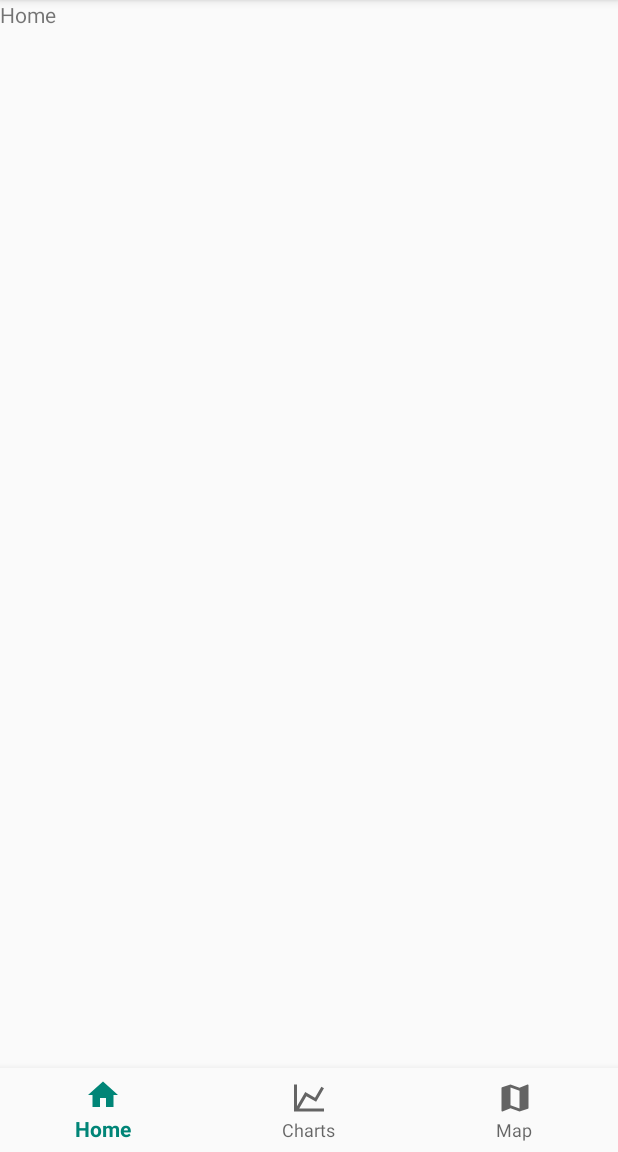
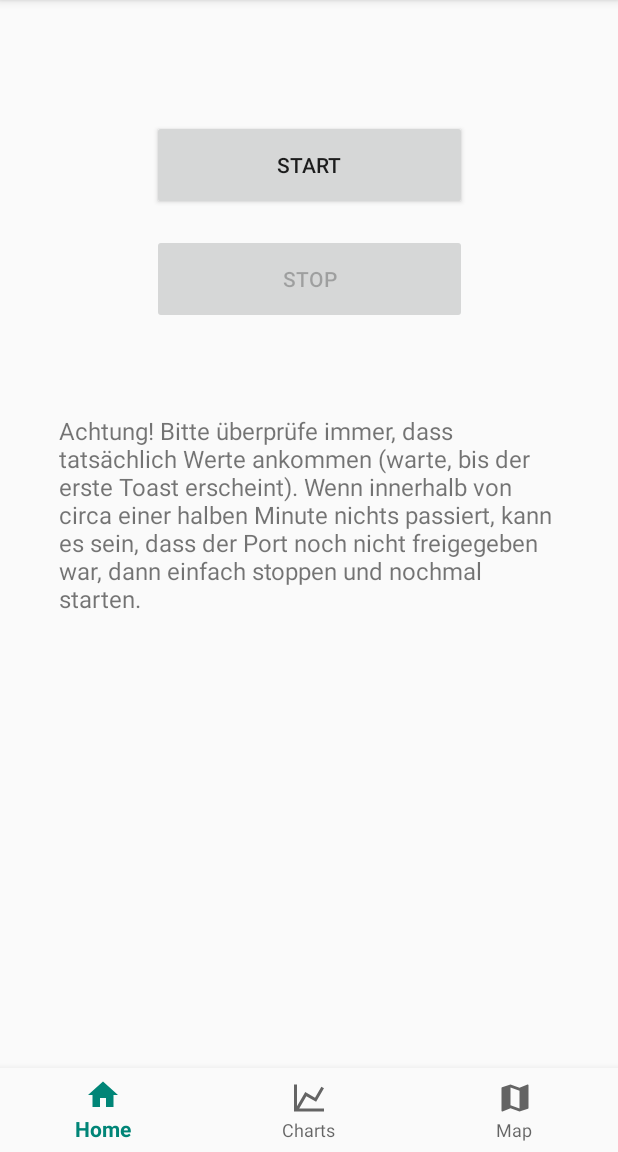
Before and after one commit to thymoze/sonification, an Android app: the screen it shows after launch (MainActivity), on a phone screen of 412 x 824 dp, the part 84-1236 px from its top. Run offline under Robolectric (Android 15) with nearby library versions, the phone set to English and light mode, and no system bars; our stand-ins replace ButterKnife; libraries missing offline, so code that uses them is left out: com.karumi.dexter.

Commit message:
Added start/stop buttons to the home fragment which start and stop a DataSet recording (and start/stop all used services)

```diff
--- a/sonification/app/src/main/java/mupro/hcm/sonification/MainActivity.java
+++ b/sonification/app/src/main/java/mupro/hcm/sonification/MainActivity.java
@@ -63,24 +63,15 @@ public class MainActivity extends AppCompatActivity
 
         switchFragment(HomeFragment.newInstance());
 
-        checkAndStart();
+        checkEverything();
     }
 
-    private void checkAndStart() {
-        if(((LocationManager) getSystemService(Context.LOCATION_SERVICE)).isProviderEnabled(LocationManager.GPS_PROVIDER) && permissionsAreGranted())
-            startDataService();
-
+    private void checkEverything() {
         if (!((LocationManager) getSystemService(Context.LOCATION_SERVICE)).isProviderEnabled(LocationManager.GPS_PROVIDER))
             requestGPSSettings();
 
         if (!permissionsAreGranted())
             requestPermissions();
-    }
-
-    private void startDataService() {
-        final Intent intent = new Intent(this.getApplication(), DataService.class);
-        this.getApplication().startService(intent);
-        this.getApplication().startForegroundService(intent);
     }
 
     private boolean permissionsAreGranted() {
@@ -107,7 +98,7 @@ public class MainActivity extends AppCompatActivity
                 if (report.areAllPermissionsGranted()) {
                     // All good
                     Toast.makeText(getApplicationContext(), "Thanks man!", Toast.LENGTH_SHORT).show();
-                    startDataService();
+                    checkEverything();
                 }
                 // check for permanent denial of any permission
                 if (report.isAnyPermissionPermanentlyDenied()) {
--- a/sonification/app/src/main/java/mupro/hcm/sonification/fragments/HomeFragment.java
+++ b/sonification/app/src/main/java/mupro/hcm/sonification/fragments/HomeFragment.java
@@ -1,14 +1,15 @@
 package mupro.hcm.sonification.fragments;
 
-import android.content.Context;
-import android.net.Uri;
+import android.content.Intent;
 import android.os.Bundle;
 import android.support.v4.app.Fragment;
 import android.view.LayoutInflater;
 import android.view.View;
 import android.view.ViewGroup;
+import android.widget.Button;
 
 import mupro.hcm.sonification.R;
+import mupro.hcm.sonification.services.DataService;
 
 /**
  * A simple {@link Fragment} subclass.
@@ -20,6 +21,10 @@ import mupro.hcm.sonification.R;
  */
 public class HomeFragment extends Fragment {
 
+    private boolean running = false;
+    private Button btnStart;
+    private Button btnStop;
+
     public HomeFragment() {
         // Required empty public constructor
     }
@@ -27,10 +32,6 @@ public class HomeFragment extends Fragment {
     /**
      * Use this factory method to create a new instance of
      * this fragment using the provided parameters.
-     *
-     * @param param1 Parameter 1.
-     * @param param2 Parameter 2.
-     * @return A new instance of fragment HomeFragment.
      */
     // TODO: Rename and change types and number of parameters
     public static HomeFragment newInstance() {
@@ -40,12 +41,46 @@ public class HomeFragment extends Fragment {
     @Override
     public void onCreate(Bundle savedInstanceState) {
         super.onCreate(savedInstanceState);
+
     }
 
     @Override
     public View onCreateView(LayoutInflater inflater, ViewGroup container,
                              Bundle savedInstanceState) {
-        // Inflate the layout for this fragment
-        return inflater.inflate(R.layout.fragment_home, container, false);
+
+        View v = inflater.inflate(R.layout.fragment_home, container, false);
+
+        btnStart = v.findViewById(R.id.btnStart);
+        btnStart.setEnabled(!running);
+        btnStart.setOnClickListener(v1 -> {
+            startDataService();
+            toggleButtons();
+        });
+
+        btnStop = v.findViewById(R.id.btnStop);
+        btnStop.setEnabled(running);
+        btnStop.setOnClickListener(v1 -> {
+            stopDataService();
+            toggleButtons();
+        });
+
+        return v;
+    }
+
+    private void toggleButtons() {
+        this.running = !this.running;
+        this.btnStart.setEnabled(!this.running);
+        this.btnStop.setEnabled(this.running);
+    }
+
+    private void startDataService() {
+        final Intent intent = new Intent(this.getContext(), DataService.class);
+        getContext().startService(intent);
+        getContext().startForegroundService(intent);
+    }
+
+    private void stopDataService() {
+        final Intent intent = new Intent(this.getContext(), DataService.class);
+        getContext().stopService(intent);
     }
 }
--- a/sonification/app/src/main/res/layout/fragment_home.xml
+++ b/sonification/app/src/main/res/layout/fragment_home.xml
@@ -1,14 +1,51 @@
 <?xml version="1.0" encoding="utf-8"?>
 <FrameLayout xmlns:android="http://schemas.android.com/apk/res/android"
+    xmlns:app="http://schemas.android.com/apk/res-auto"
     xmlns:tools="http://schemas.android.com/tools"
     android:layout_width="match_parent"
     android:layout_height="match_parent"
     tools:context=".fragments.HomeFragment">
 
-    <!-- TODO: Update blank fragment layout -->
-    <TextView
+    <android.support.constraint.ConstraintLayout
         android:layout_width="match_parent"
-        android:layout_height="match_parent"
-        android:text="Home" />
+        android:layout_height="match_parent">
 
+        <Button
+            android:id="@+id/btnStart"
+            android:layout_width="210dp"
+            android:layout_height="60dp"
+            android:layout_marginStart="8dp"
+            android:layout_marginTop="80dp"
+            android:layout_marginEnd="8dp"
+            android:text="@string/btn_start"
+            app:layout_constraintEnd_toEndOf="parent"
+            app:layout_constraintStart_toStartOf="parent"
+            app:layout_constraintTop_toTopOf="parent" />
+
+        <Button
+            android:id="@+id/btnStop"
+            android:layout_width="210dp"
+            android:layout_height="60dp"
+            android:layout_marginStart="8dp"
+            android:layout_marginTop="16dp"
+            android:layout_marginEnd="8dp"
+            android:text="@string/btn_stop"
+            app:layout_constraintEnd_toEndOf="parent"
+            app:layout_constraintStart_toStartOf="parent"
+            app:layout_constraintTop_toBottomOf="@+id/btnStart" />
+
+        <!-- TODO: remove later -->
+        <TextView
+            android:layout_width="334dp"
+            android:layout_height="wrap_content"
+            android:layout_marginStart="8dp"
+            android:layout_marginTop="60dp"
+            android:layout_marginEnd="8dp"
+            android:text="@string/warning"
+            android:textSize="16sp"
+            app:layout_constraintEnd_toEndOf="parent"
+            app:layout_constraintStart_toStartOf="parent"
+            app:layout_constraintTop_toBottomOf="@+id/btnStop" />
+
+    </android.support.constraint.ConstraintLayout>
 </FrameLayout>
--- a/sonification/app/src/main/res/values/strings.xml
+++ b/sonification/app/src/main/res/values/strings.xml
@@ -3,6 +3,12 @@
     <string name="title_home">Home</string>
     <string name="title_charts">Charts</string>
     <string name="title_map">Map</string>
+
+    <!-- Home -->
+    <string name="btn_start">Start</string>
+    <string name="btn_stop">Stop</string>
+    <!-- TODO: remove later -->
+    <string name="warning">Achtung! Bitte überprüfe immer, dass tatsächlich Werte ankommen (warte, bis der erste Toast erscheint). Wenn innerhalb von circa einer halben Minute nichts passiert, kann es sein, dass der Port noch nicht freigegeben war, dann einfach stoppen und nochmal starten.</string>
 
     <!-- Charts -->
     <string name="pm25">Feinstaub 2.5</string>
```
Also changed, not shown: sonification/app/src/main/java/mupro/hcm/sonification/services/DataService.java (+17 -1 lines), sonification/app/src/main/java/mupro/hcm/sonification/services/UdpService.java (+13 -1 lines).
